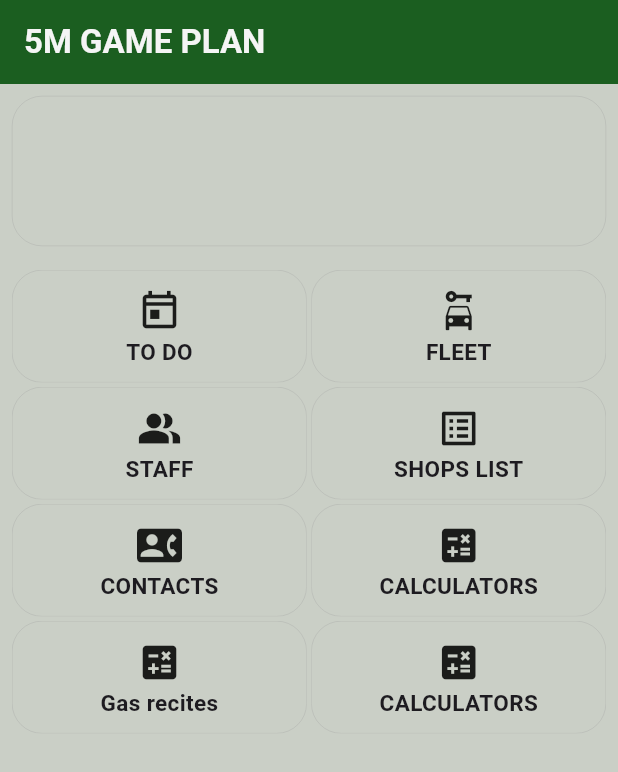
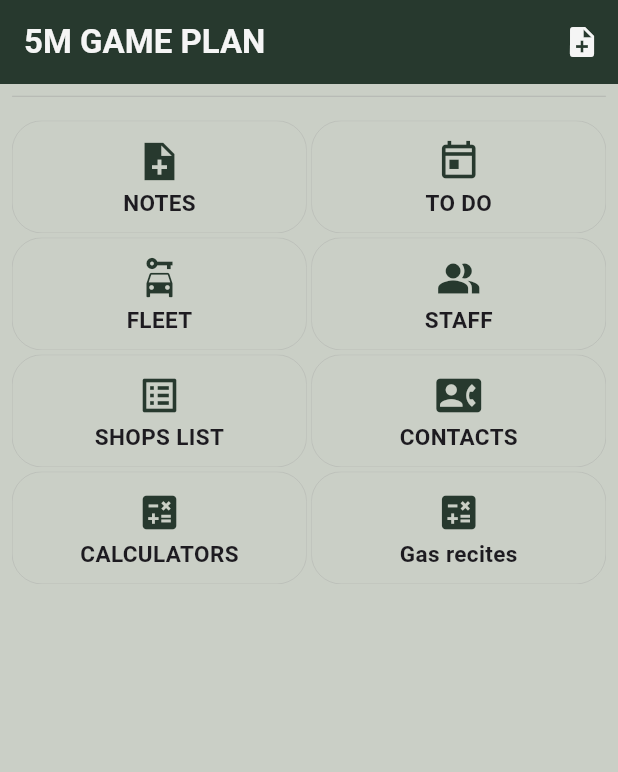
Before and after one commit to blacknight9/ToDo, a Flutter app: the screen it shows after launch, on a phone screen of 412 x 824 dp. Shown: the top 772 px of the screen. Run offline on Flutter 3.47's test engine with Material 3 defaults, Android fonts, the phone set to English and light mode, and no system bars; our stand-ins replace calendar_view, cloud_firestore, firebase_core, get, syncfusion_flutter_calendar; accounts and stored records are empty.

Commit message:
working on ui and home panel

```diff
--- a/lib/constants/Colors.dart
+++ b/lib/constants/Colors.dart
@@ -16,4 +16,7 @@ const searchBarColor = Color.fromRGBO(50, 55, 57, 1);
 const dividerColor = Color.fromRGBO(37, 45, 50, 1);
 const myPrimary2 = Color.fromRGBO(30, 36, 40, 1);
 const myPrimary = Color.fromRGBO(202, 207, 198, 1.0);
-const myPrimaryAccent = Color.fromRGBO(123, 69, 69, 1.0);
+const myPrimaryAccent = Color.fromRGBO(214, 221, 210, 1);
+const myNoteTileColor = Color.fromRGBO(118, 140, 112, 1);
+const myAppBar = Color.fromRGBO(74, 99, 86, 1);
+const myHomeIcons = Color.fromRGBO(39, 57, 46, 1);
--- a/lib/constants/appConstants.dart
+++ b/lib/constants/appConstants.dart
@@ -1,12 +1,12 @@
 import 'dart:convert';
 import 'dart:math';
 import 'package:cloud_firestore/cloud_firestore.dart';
+import 'package:flutter/cupertino.dart';
 import 'package:intl/intl.dart' as intl;
 
 
 const String randomImage = 'https://picsum.photos/600/600';
 const String defaultProfilePic = 'https://firebasestorage.googleapis.com/v0/b/sawalif-26bce.appspot.com/o/profilePics%2Frm.png?alt=media&token=714b0409-781c-475c-b642-f7b65a78ccf3';
-
 
 convertTimestampToDateTime(dynamic timestamp) {
   if (timestamp is Timestamp) {
--- a/lib/main.dart
+++ b/lib/main.dart
@@ -31,9 +31,9 @@ class MyApp extends StatelessWidget {
           colorScheme: ColorScheme.fromSeed(seedColor: Colors.deepPurple),
           useMaterial3: true,
           scaffoldBackgroundColor: myPrimary,
-          appBarTheme: AppBarTheme(backgroundColor: Colors.green.shade900, foregroundColor: Colors.grey.shade100)),
+          appBarTheme: AppBarTheme(backgroundColor: myHomeIcons, foregroundColor: Colors.grey.shade100)),
       debugShowCheckedModeBanner: false,
-      home: const ResponsiveMaxWidthContainer(maxWidthPercentage: 0.75, child: HomePage()),
+      home: HomePage(),
     );
   }
 }
--- a/lib/models/HomeList.dart
+++ b/lib/models/HomeList.dart
@@ -1,3 +1,4 @@
+import 'package:ent5m/views/NotesPage.dart';
 import 'package:flutter/material.dart';
 import 'package:get/get.dart';
 import '../views/CalculatorsPage/CalculatorsPage.dart';
@@ -9,6 +10,14 @@ import '../views/TodoPage/TodoPage.dart';
 import 'TileModel.dart';
 
 List homeList = [
+  TileModel(
+      icon: Icons.note_add_sharp,
+      title: 'NOTES',
+
+      // });
+      onTap: () {
+        Get.to(() => const NotesPage(), transition: Transition.downToUp);
+      }),
   TileModel(
       icon: Icons.today_outlined,
       title: 'TO DO',
@@ -55,12 +64,5 @@ List homeList = [
       onTap: () {
         Get.to(() => const CalculatorsPage(), transition: Transition.downToUp);
       }),
-  TileModel(
-      icon: Icons.calculate,
-      title: 'CALCULATORS',
 
-      // });
-      onTap: () {
-        Get.to(() => const CalculatorsPage(), transition: Transition.downToUp);
-      }),
 ];
--- /dev/null
+++ b/lib/models/HomePanelModel.dart
@@ -0,0 +1,51 @@
+// To parse this JSON data, do
+//
+//     final homePanelModel = homePanelModelFromJson(jsonString);
+
+import 'package:ent5m/constants/appConstants.dart';
+import 'package:meta/meta.dart';
+import 'dart:convert';
+
+HomePanelModel homePanelModelFromJson(String str) => HomePanelModel.fromJson(json.decode(str));
+
+String homePanelModelToJson(HomePanelModel data) => json.encode(data.toJson());
+
+class HomePanelModel {
+  final String title;
+  final String message;
+  final bool isPinned;
+  final DateTime timeStamp;
+  final String dp;
+  final String type;
+  final String userName;
+
+  HomePanelModel({
+    required this.title,
+    required this.message,
+    required this.isPinned,
+    required this.timeStamp,
+    required this.dp,
+    required this.type,
+    required this.userName,
+  });
+
+  factory HomePanelModel.fromJson(Map<String, dynamic> json) => HomePanelModel(
+    title: json["title"],
+    message: json["message"],
+    isPinned: json["isPinned"],
+    timeStamp: convertTimestampToDateTime(json["timeStamp"]),
+    dp: json["dp"],
+    type: json["type"],
+    userName: json["userName"],
+  );
+
+  Map<String, dynamic> toJson() => {
+    "title": title,
+    "message": message,
+    "isPinned": isPinned,
+    "timeStamp": timeStamp,
+    "dp": dp,
+    "type": type,
+    "userName": userName,
+  };
+}
--- a/lib/views/Home/HomePage.dart
+++ b/lib/views/Home/HomePage.dart
@@ -1,6 +1,10 @@
 import 'package:ent5m/constants/Colors.dart';
 import 'package:ent5m/models/HomeList.dart';
+import 'package:ent5m/views/Home/AddNotePage.dart';
+import 'package:ent5m/views/Home/HomePanel.dart';
+import 'package:ent5m/views/ResponsiveMaxWidthContainer.dart';
 import 'package:flutter/material.dart';
+import 'package:get/get.dart';
 
 import '../Widgets/GridTile.dart';
 
@@ -13,28 +17,28 @@ class HomePage extends StatelessWidget {
 
     return Scaffold(
       appBar: AppBar(
-        backgroundColor: Colors.green.shade900,
         title: Text(
           '5M GAME PLAN',
           style: TextStyle(fontWeight: FontWeight.bold, color: Colors.grey.shade100),
         ),
+        actions: [
+          IconButton(onPressed: (){
+            Get.bottomSheet(
+
+                SizedBox(
+                height: MediaQuery.of(context).size.height * 0.7,
+                child: AddNotePage()),isScrollControlled: true, isDismissible: false);
+          }, icon: Icon(Icons.note_add)),
+          // IconButton(onPressed: (){}, icon: Icon(Icons.exit_to_app)),
+        ],
       ),
       body: Column(
         children: [
-          Padding(
-            padding: const EdgeInsets.all(8.0),
-            child: Container(
-              decoration: BoxDecoration(color: myPrimary, borderRadius: BorderRadius.circular(20), border: Border.all(color: Colors.grey, width: 0.2)),
-              constraints: BoxConstraints(
-                minWidth: MediaQuery.of(context).size.width,
-                maxWidth: MediaQuery.of(context).size.width,
-                minHeight: 100,
-              ),
-            ),
-          ),
+          const HomePanel(),
           Expanded(
               child: Padding(
             padding: const EdgeInsets.all(8.0),
+            child: ResponsiveMaxWidthContainer(
               child: GridView.builder(
                   itemCount: homeList.length,
                   gridDelegate:
@@ -57,6 +61,7 @@ class HomePage extends StatelessWidget {
                           onTap: homeList[index].onTap),
                     );
                   }),
+            ),
           ))
         ],
       ),
--- /dev/null
+++ b/lib/views/Home/HomePanel.dart
@@ -0,0 +1,97 @@
+import 'dart:math';
+
+import 'package:cloud_firestore/cloud_firestore.dart';
+import 'package:ent5m/constants/appConstants.dart';
+import 'package:ent5m/models/HomePanelModel.dart';
+import 'package:ent5m/services/firebase_services.dart';
+import 'package:ent5m/views/ResponsiveMaxWidthContainer.dart';
+import 'package:flutter/material.dart';
+
+import '../../constants/Colors.dart';
+
+class HomePanel extends StatelessWidget {
+  final int maxItemCount = 5; // Max number of documents to fetch
+
+  const HomePanel({super.key});
+
+  @override
+  Widget build(BuildContext context) {
+
+    return Padding(
+      padding: const EdgeInsets.all(8.0),
+      child: ResponsiveMaxWidthContainer(
+        child: Container(
+          decoration: BoxDecoration(color: myPrimary, borderRadius: BorderRadius.circular(20), border: Border.all(color: Colors.grey, width: 0.2)),
+          width: MediaQuery.of(context).size.width,
+
+          child:  StreamBuilder<QuerySnapshot>(
+                stream: FirebaseFirestore.instance
+                    .collection('homePanel')
+                    .orderBy('timeStamp', descending: true).limit(3)
+                    .snapshots(),
+
+                builder: (context,snapshot) {
+                  if(snapshot.hasError) {
+                    print(snapshot.error);
+                  }
+                  if(snapshot.connectionState == ConnectionState.waiting) {
+                    return const Text('');
+                  }
+
+                  return ListView.builder(
+                    shrinkWrap: true,
+                    itemCount: snapshot.data!.docs.length,
+                      itemBuilder: (context, index){
+                      var data = snapshot.data!.docs[index];
+                      print(data);
+
+                     HomePanelModel homePanelModel = HomePanelModel.fromJson(data.data() as Map<String,dynamic>);
+                      return Padding(
+                        padding: const EdgeInsets.all(1.0),
+                        child: Card(
+                          elevation: 0,
+                          shape: RoundedRectangleBorder(
+                            borderRadius: BorderRadius.circular(15),
+                          ),
+                          clipBehavior: Clip.antiAlias,
+                          margin: EdgeInsets.zero,
+
+                          child: ExpansionTile(
+                            tilePadding: const EdgeInsets.fromLTRB(5, 1, 5, 1),
+                            collapsedBackgroundColor: homePanelModel.type == 'note' ? myNoteTileColor : Colors.transparent,
+                            backgroundColor: myPrimaryAccent,
+                            // collapsedBackgroundColor: Colors.green.shade600,
+                            // collapsedIconColor: Colors.red,
+                            leading:  CircleAvatar(backgroundImage: NetworkImage(homePanelModel.dp),),
+                            shape: RoundedRectangleBorder(
+                              borderRadius: BorderRadius.circular(15),
+                            ),
+                            title: Row(
+                              children: [
+                                Text('${homePanelModel.userName}: ',style: const TextStyle(fontWeight: FontWeight.bold),),
+                                Text(homePanelModel.title ,overflow: TextOverflow.ellipsis,),
+                              ],
+                            ),
+                            subtitle: Text(format.format(homePanelModel.timeStamp)),
+                            children: [
+                              Padding(
+                                padding: const EdgeInsets.all(8.0),
+                                child: Text(homePanelModel.message),
+                              )
+                            ],
+                          ),
+                        ),
+                      );
+
+                  });
+
+             }
+          ),
+
+
+        ),
+
+      ),
+    );
+  }
+}
--- a/lib/views/ResponsiveMaxWidthContainer.dart
+++ b/lib/views/ResponsiveMaxWidthContainer.dart
@@ -5,7 +5,7 @@ class ResponsiveMaxWidthContainer extends StatelessWidget {
   final Widget child;
   final double maxWidthPercentage;
 
-  const ResponsiveMaxWidthContainer({Key? key, required this.child, this.maxWidthPercentage = 0.7}) : super(key: key);
+  const ResponsiveMaxWidthContainer({Key? key, required this.child, this.maxWidthPercentage = 0.8}) : super(key: key);
 
   @override
   Widget build(BuildContext context) {
--- a/lib/views/Widgets/GridTile.dart
+++ b/lib/views/Widgets/GridTile.dart
@@ -19,7 +19,7 @@ class MyGridTile extends StatelessWidget {
           border: Border.all(color: Colors.grey, width: 0.2),
         ),
         child: InkWell(
-          splashColor: Colors.green.shade900,
+          splashColor: myHomeIcons,
           onTap: onTap,
           borderRadius: BorderRadius.circular(20), // Match the border radius
 
@@ -31,6 +31,7 @@ class MyGridTile extends StatelessWidget {
                   // width: 70,
                   child: Icon(
                 icon,
+                color: myHomeIcons,
                 size: 30,
               )),
               const SizedBox(
```
Also changed, not shown: lib/controllers/HomeController.dart (added, +34 -0 lines), lib/views/Home/AddNotePage.dart (added, +49 -0 lines), lib/views/NotesPage.dart (added, +85 -0 lines), 3 other files. Lines whose indentation alone changed are shown as unchanged.
